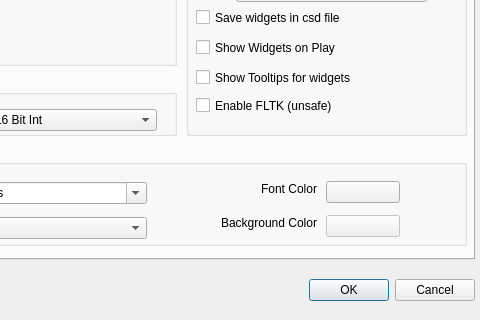
Before: the Qt Designer form src/configdialog.ui in CsoundQt/CsoundQt, drawn with Qt 5; both pictures show x 206 to 686 and y 281 to 601 of the 686 by 601 pixel window.
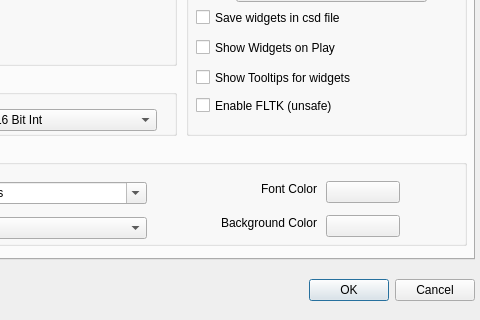
After: the same form once the commit is applied. The open tabs and pages were chosen to show the change.

What changed in the file:
```diff
--- a/src/configdialog.ui
+++ b/src/configdialog.ui
@@ -1023,7 +1023,7 @@
        <item>
         <widget class="QPushButton" name="consoleBgColorPushButton">
          <property name="enabled">
-          <bool>false</bool>
+          <bool>true</bool>
          </property>
          <property name="text">
           <string/>
```
